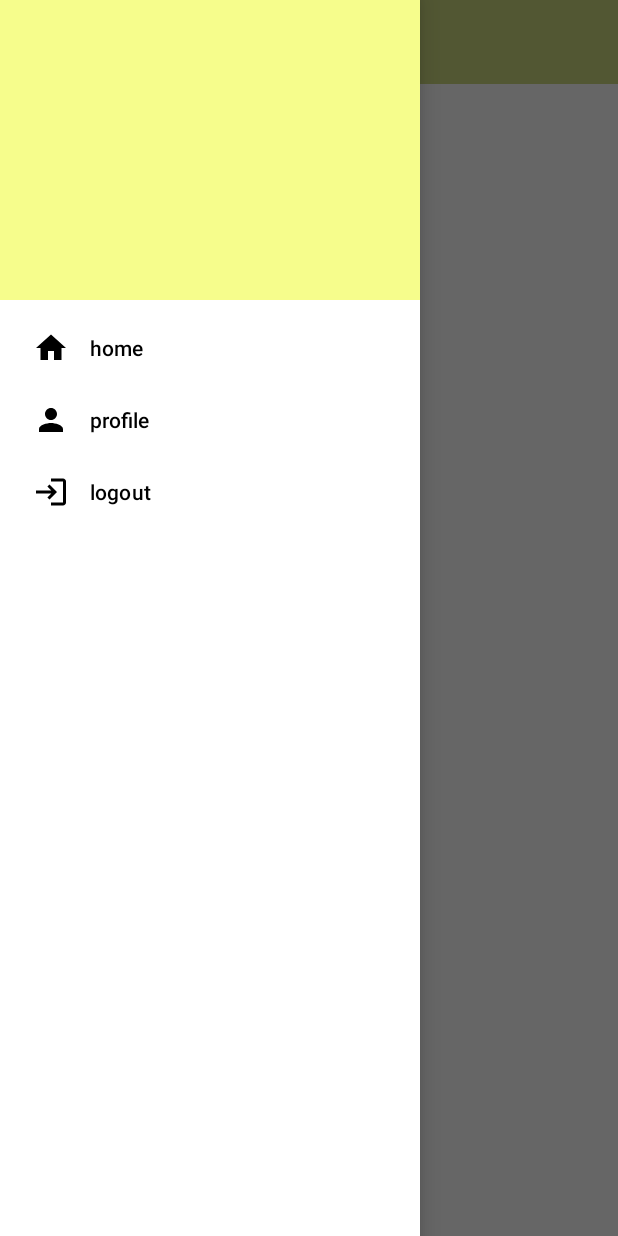
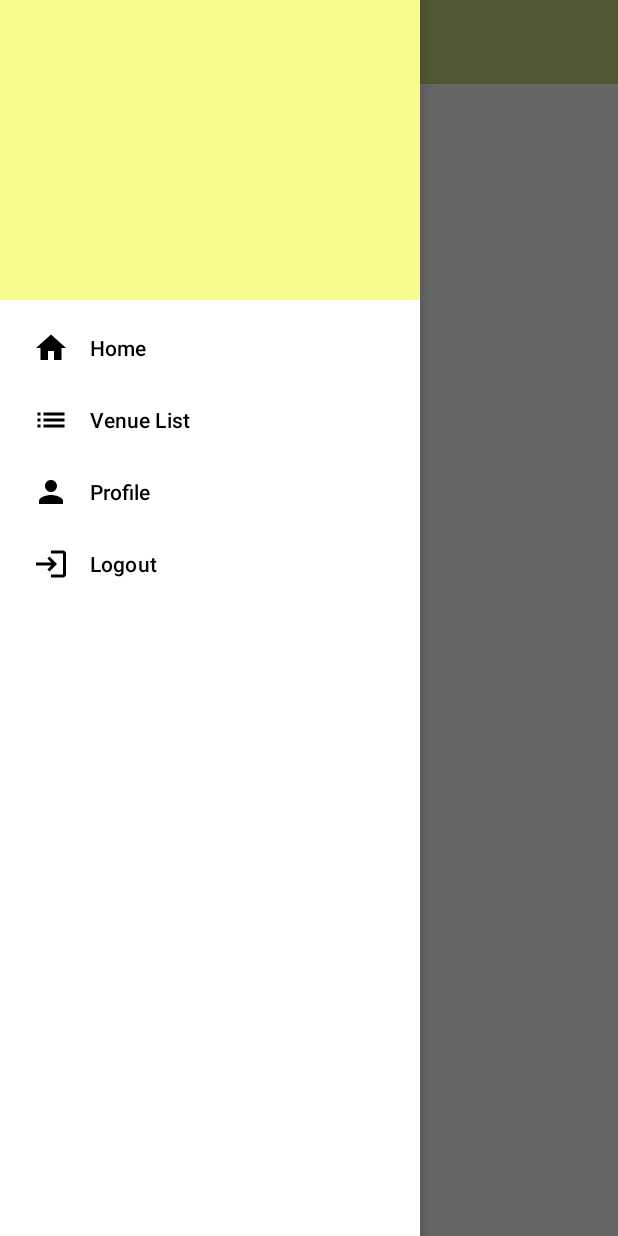
Before and after one commit to sayem499/CSE499-Group05-VenueReservationAndroidApp, an Android app: the Home screen opened directly, with no data from a screen before it, with the side drawer open, on a phone screen of 412 x 824 dp. Run offline under Robolectric (Android 15) with nearby library versions, the phone set to English and light mode, and no system bars; our stand-ins replace Firebase (no records; nobody signed in at launch, a user with empty details on screens opened directly).

Commit message:
#6 First Merge

```diff
--- a/ReserverApp/app/src/main/java/com/reservation/app/ui/Home.java
+++ b/ReserverApp/app/src/main/java/com/reservation/app/ui/Home.java
@@ -19,6 +19,7 @@ import com.google.firebase.auth.FirebaseAuth;
 import com.google.firebase.auth.FirebaseUser;
 import com.reservation.app.R;
 import com.reservation.app.datasource.SharedPrefManager;
+import com.reservation.app.ui.venue.VenueActivity;
 
 
 public class Home extends AppCompatActivity {
@@ -69,6 +70,11 @@ public class Home extends AppCompatActivity {
                         finish();
                         break;
 
+                        case R.id.menu_venue_List:
+                        startActivity(new Intent(getApplicationContext(), VenueActivity.class));
+                        drawerLayout.closeDrawer(GravityCompat.START);
+                        break;
+
 
                         case R.id.menu_profile:
                         startActivity(new Intent(getApplicationContext(),Profile.class));
--- a/ReserverApp/app/src/main/java/com/reservation/app/ui/Login.java
+++ b/ReserverApp/app/src/main/java/com/reservation/app/ui/Login.java
@@ -22,7 +22,6 @@ import com.google.firebase.auth.PhoneAuthProvider;
 import com.reservation.app.MainActivity;
 import com.reservation.app.databinding.ActivityLoginBinding;
 import com.reservation.app.datasource.SharedPrefManager;
-import com.reservation.app.ui.venue.VenueActivity;
 
 import org.jetbrains.annotations.NotNull;
 
@@ -97,7 +96,7 @@ public class Login extends AppCompatActivity {
 
                 Toast.makeText(Login.this,"Verification code sent...",Toast.LENGTH_SHORT).show();
 
-                binding.codeSentTextView.setText("Please typee the Verification code we sent to\n"+binding.phoneEditText.getText().toString().trim());
+                binding.codeSentTextView.setText("Please type the Verification code we sent to\n"+binding.phoneEditText.getText().toString().trim());
 
             }
         };
@@ -161,7 +160,7 @@ public class Login extends AppCompatActivity {
                        progressDialog.dismiss();
                        String phone = firebaseAuth.getCurrentUser().getPhoneNumber();
                        Toast.makeText(Login.this,"Logged In as "+phone,Toast.LENGTH_SHORT).show();
-                       Intent intent = new Intent(getApplicationContext(), VenueActivity.class);
+                       Intent intent = new Intent(getApplicationContext(),Home.class);
                        pref.userLogin(phone);
                        startActivity(intent);
                        finish();
--- /dev/null
+++ b/ReserverApp/app/src/main/res/drawable/ic_baseline_list_24.xml
@@ -0,0 +1,10 @@
+<vector xmlns:android="http://schemas.android.com/apk/res/android"
+    android:width="24dp"
+    android:height="24dp"
+    android:viewportWidth="24"
+    android:viewportHeight="24"
+    android:tint="?attr/colorControlNormal">
+  <path
+      android:fillColor="@android:color/white"
+      android:pathData="M3,13h2v-2L3,11v2zM3,17h2v-2L3,15v2zM3,9h2L5,7L3,7v2zM7,13h14v-2L7,11v2zM7,17h14v-2L7,15v2zM7,7v2h14L21,7L7,7z"/>
+</vector>
--- a/ReserverApp/app/src/main/res/menu/side_menu.xml
+++ b/ReserverApp/app/src/main/res/menu/side_menu.xml
@@ -3,6 +3,12 @@
     <item android:id="@+id/menu_home"
         android:icon="@drawable/ic_baseline_home_24"
         android:title="@string/home">
+    </item>
+
+    <item android:id="@+id/menu_venue_List"
+        android:icon="@drawable/ic_baseline_list_24"
+        android:title="@string/venue_list">
+
     </item>
 
 
@@ -17,4 +23,8 @@
         android:title="@string/logout">
 
     </item>
+
+
+
+
 </menu>
--- a/ReserverApp/app/src/main/res/values/strings.xml
+++ b/ReserverApp/app/src/main/res/values/strings.xml
@@ -10,9 +10,9 @@
     <string name="invalid_password">Password must be >5 characters</string>
     <string name="login_failed">"Login failed"</string>
     <string name="didn_t_get_otp_resend">Didn\'t Get OTP?    <b>Resend</b></string>
-    <string name="home">home</string>
-    <string name="profile">profile</string>
-    <string name="logout">logout</string>
+    <string name="home">Home</string>
+    <string name="profile">Profile</string>
+    <string name="logout">Logout</string>
     <string name="open">Open</string>
     <string name="close">Close</string>
     <!-- TODO: Remove or change this placeholder text -->
```
